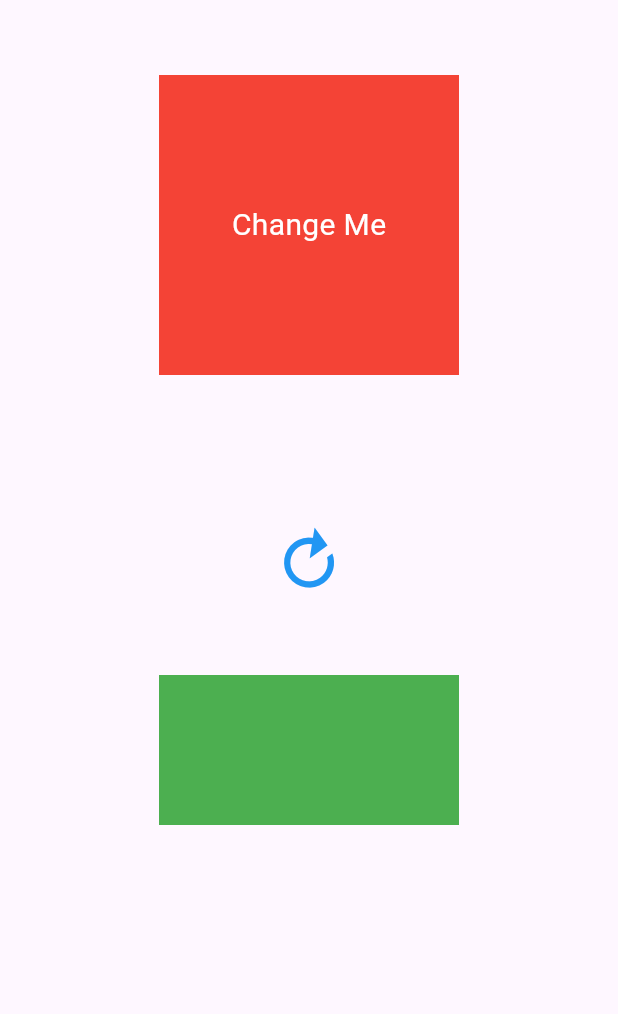
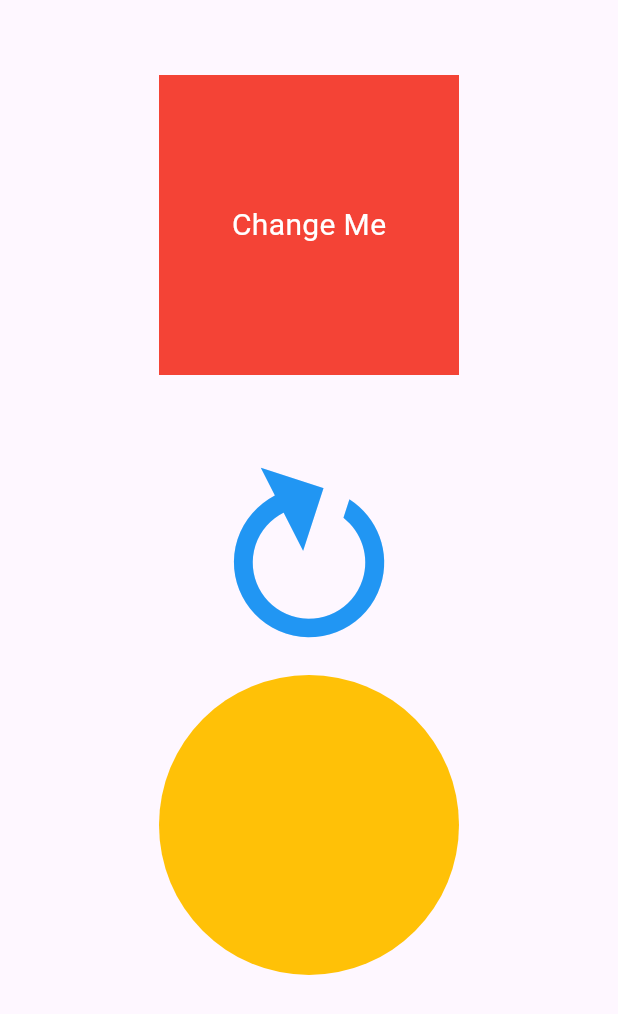
Before and after one commit to MrShow01/flutter_basics, a Flutter app: the screen it shows after launch, on a phone screen of 412 x 824 dp. Shown: the top 1014 px of the screen. Run offline on Flutter 3.47's test engine with Material 3 defaults, Android fonts, the phone set to English and light mode, and no system bars; our stand-ins replace country_code_picker, curved_navigation_bar, dio, flutter_bloc, flutter_secure_storage, hive_ce and 3 more; accounts and stored records are empty.

Commit message:
some changes

```diff
--- a/lib/animation.dart
+++ b/lib/animation.dart
@@ -18,7 +18,7 @@ class _AnimationScreenState extends State<AnimationScreen>
   int _itemCount = 3;
 
   late final AnimationController _controller = AnimationController(
-    duration: const Duration(seconds: 2),
+    duration: const Duration(seconds: 1),
     vsync: this,
   )..repeat();
 
@@ -57,6 +57,33 @@ class _AnimationScreenState extends State<AnimationScreen>
             ),
           ),
           SizedBox(height: 50),
+          RotationTransition(
+              turns: animation,
+              child: Icon(
+                Icons.refresh,
+                size: 150,
+                color: Colors.blue,
+              )),
+          TweenAnimationBuilder(
+              tween: ColorTween(begin: Colors.green, end: Colors.amber),
+              curve: Curves.bounceIn,
+              duration: Duration(seconds: 5),
+              builder: (context, colorValue, child) {
+                return TweenAnimationBuilder(
+                    tween: Tween<double>(begin: 0, end: 200),
+                    curve: Curves.bounceIn,
+                    duration: Duration(seconds: 3),
+                    builder: (context, value, child) {
+                      return Container(
+                        width: value,
+                        height: value,
+                        decoration: BoxDecoration(
+                            color: colorValue,
+                            borderRadius: BorderRadius.circular(value)),
+                      );
+                    });
+              }),
+
           // GestureDetector(
           //   onTap: () => setState(() {
           //     _showFirst = !_showFirst;
@@ -116,29 +143,29 @@ class _AnimationScreenState extends State<AnimationScreen>
           //         crossAxisCount: 3, mainAxisSpacing: 10, crossAxisSpacing: 10),
           //   ),
           // ),
-          SizedBox(height: 50),
-          RotationTransition(
-              turns: animation,
-              child: Icon(
-                Icons.refresh,
-                size: 50,
-                color: Colors.blue,
-              )),
-          SizedBox(height: 50),
-          TweenAnimationBuilder(
-            tween: Tween<double>(begin: 0, end: 100),
-            duration: Duration(seconds: 3),
-            builder: (context, value, child) {
-              return Container(
-                width: 200,
-                height: value,
-                decoration: BoxDecoration(
-                  color: Colors.green,
-                  //  borderRadius: BorderRadius.circular(value),
-                ),
-              );
-            },
-          ),
+          // SizedBox(height: 50),
+          // RotationTransition(
+          //     turns: animation,
+          //     child: Icon(
+          //       Icons.refresh,
+          //       size: 50,
+          //       color: Colors.blue,
+          //     )),
+          // SizedBox(height: 50),
+          // TweenAnimationBuilder(
+          //   tween: Tween<double>(begin: 0, end: 100),
+          //   duration: Duration(seconds: 3),
+          //   builder: (context, value, child) {
+          //     return Container(
+          //       width: 200,
+          //       height: value,
+          //       decoration: BoxDecoration(
+          //         color: Colors.green,
+          //         //  borderRadius: BorderRadius.circular(value),
+          //       ),
+          //     );
+          //   },
+          // ),
         ],
       ),
     ));
```
Also changed, not shown: assets/flutter_image.png (added), pubspec.lock.
